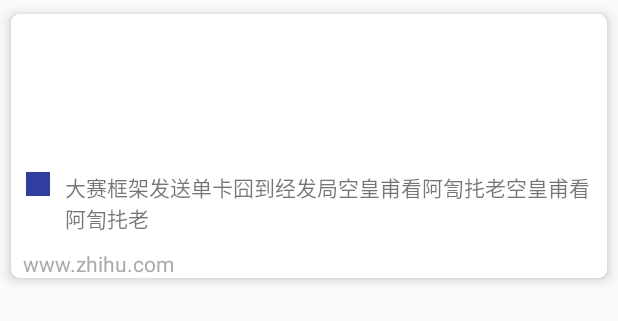
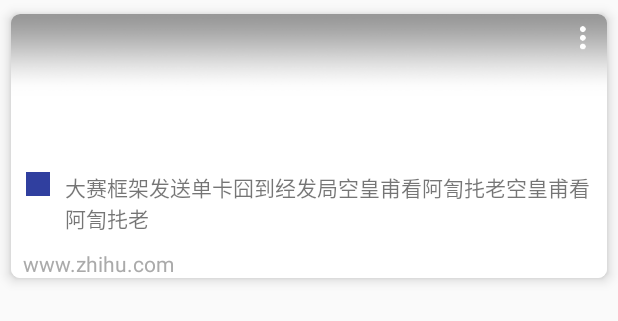
Before and after one commit to leaderliang/kiipu-android, an Android app: the layout item_recycle_view.xml on its own in the app's theme, with its tools: preview values and no code run, on a phone screen of 412 x 824 dp. Shown: the top 321 px of the screen. Run offline under Robolectric (Android 15) with nearby library versions, the phone set to English and light mode, and no system bars.

Commit message:
添加 ListPopupWindow; 优化 cardView

```diff
--- a/kiipu/src/main/java/com/mycreat/kiipu/core/BaseActivity.java
+++ b/kiipu/src/main/java/com/mycreat/kiipu/core/BaseActivity.java
@@ -14,6 +14,7 @@ import android.util.SparseArray;
 import android.view.LayoutInflater;
 import android.view.View;
 import android.view.ViewGroup;
+import android.view.Window;
 import android.widget.LinearLayout;
 import android.widget.ProgressBar;
 import com.mycreat.kiipu.R;
@@ -54,6 +55,8 @@ public abstract class BaseActivity extends AppCompatActivity implements View.OnC
     protected void onCreate(@Nullable Bundle savedInstanceState) {
         super.onCreate(savedInstanceState);
         mViews = new SparseArray<>();
+        //过渡动画
+        getWindow().requestFeature(Window.FEATURE_CONTENT_TRANSITIONS);
         setContentView(getLayoutId());
         initViews();
         initListener();
--- a/kiipu/src/main/res/layout/item_recycle_view.xml
+++ b/kiipu/src/main/res/layout/item_recycle_view.xml
@@ -26,11 +26,30 @@
             android:orientation="vertical"
             android:background="@android:color/white"
     >
-        <ImageView
-                android:id="@+id/iv_item_header"
-                android:layout_width="match_parent"
-                android:layout_height="100dp"
-        />
+        <RelativeLayout android:layout_width="match_parent"
+                        android:layout_height="wrap_content"
+
+        >
+
+
+            <ImageView
+                    android:id="@+id/iv_item_header"
+                    android:layout_width="match_parent"
+                    android:layout_height="100dp"
+            />
+            <ImageView android:layout_width="match_parent" android:layout_height="wrap_content"
+                       android:background="@drawable/item_header_dark_bg"
+                       android:layout_alignParentTop="true"
+            />
+            <ImageView
+                    android:id="@+id/img_more_info"
+                    android:layout_width="wrap_content"
+                    android:layout_height="wrap_content"
+                    android:background="@drawable/item_more_info_icon"
+                    android:layout_alignParentRight="true"
+            />
+
+        </RelativeLayout>
         <RelativeLayout
                 android:layout_width="match_parent"
                 android:layout_height="wrap_content"
@@ -46,7 +65,7 @@
 
             <TextView
 
-                    android:id="@+id/tv_title_right"
+                    android:id="@+id/tv_title"
                     android:layout_width="wrap_content"
                     android:layout_height="wrap_content"
                     android:text="大赛框架发送单卡囧到经发局空皇甫看阿訇扥老空皇甫看阿訇扥老"
```
Also changed, not shown: kiipu/src/main/java/com/mycreat/kiipu/activity/NavigationDrawerActivity.java (+41 -9 lines), kiipu/src/main/java/com/mycreat/kiipu/adapter/RecycleAdapter.java (+60 -15 lines), kiipu/src/main/java/com/mycreat/kiipu/utils/Constants.java (added, +11 -0 lines), kiipu/src/main/res/layout-v21/layout_load_more.xml (added, +21 -0 lines), kiipu/src/main/res/drawable-xxxhdpi/item_header_dark_bg.png (added), kiipu/src/main/res/drawable-xxxhdpi/item_more_info_icon.png (added).
